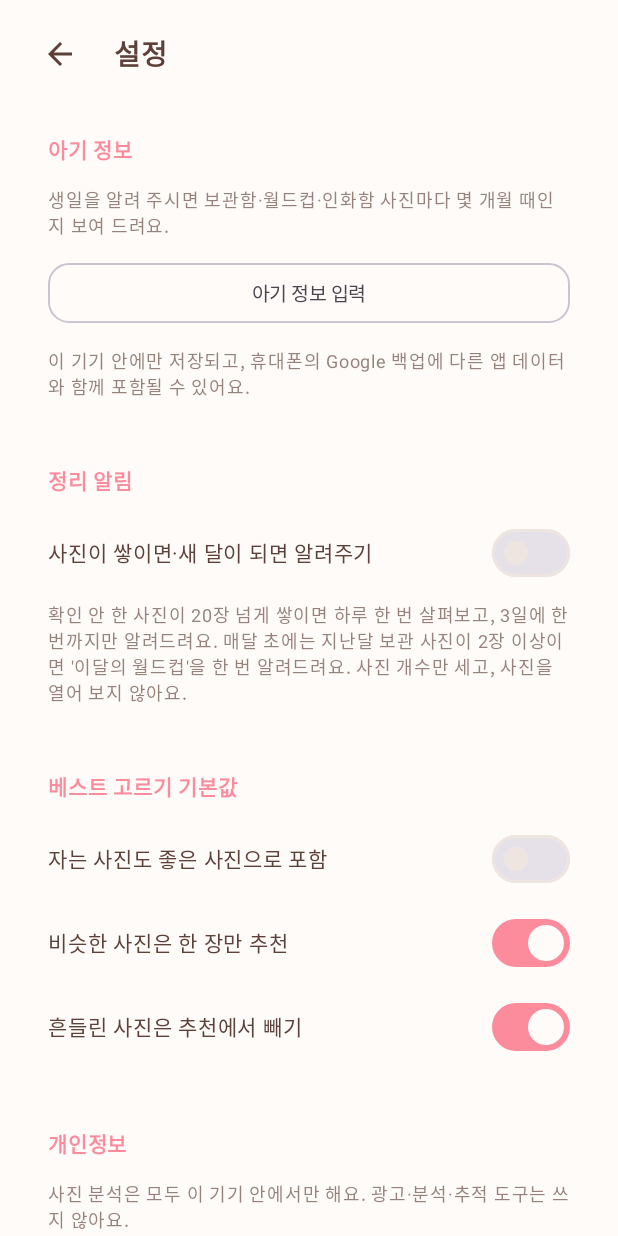
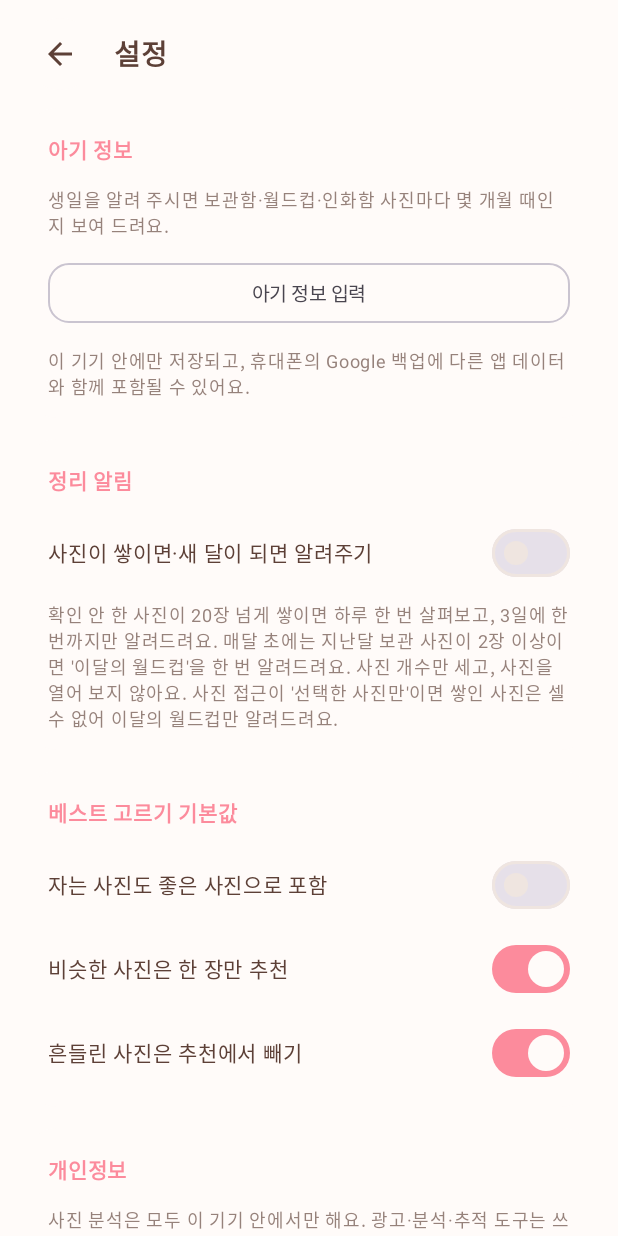
Before and after one commit to jeiel85/bebecup-android, an Android app built with Jetpack Compose: the screen it shows after launch (MainActivity), after a tap on "설정", on a phone screen of 412 x 824 dp. Run offline under Robolectric (Android 15) with nearby library versions, the phone set to English and light mode, and no system bars; our stand-ins replace Room's generated code; libraries missing offline, so code that uses them is left out: com.google.mlkit.vision; 3 other taps on this screen came first.

```diff
--- a/app/src/main/java/com/bebecup/app/ui/dashboard/DashboardScreen.kt
+++ b/app/src/main/java/com/bebecup/app/ui/dashboard/DashboardScreen.kt
@@ -319,7 +319,7 @@ private fun NudgeHeroCard(viewModel: BabyCupViewModel) {
             if (!viewModel.nudgeEnabled) {
                 Row(verticalAlignment = Alignment.CenterVertically) {
                     Text(
-                        if (optIn.declined.value) "알림 권한과 '모든 사진' 접근이 있어야 알려드릴 수 있어요."
+                        if (optIn.declined.value) "알림 권한이 있어야 알려드릴 수 있어요."
                         else "사진이 쌓이면 알려드릴까요?",
                         fontSize = 12.sp,
                         modifier = Modifier.weight(1f),
--- a/app/src/main/java/com/bebecup/app/ui/settings/SettingsScreen.kt
+++ b/app/src/main/java/com/bebecup/app/ui/settings/SettingsScreen.kt
@@ -86,10 +86,11 @@ fun SettingsScreen(viewModel: BabyCupViewModel) {
                     if (enable) optIn.request() else viewModel.updateNudgeEnabled(false)
                 }
                 Caption(
-                    if (optIn.declined.value) "알림 권한과 '모든 사진' 접근이 있어야 켤 수 있어요. 휴대폰 설정 > 앱 > 베베컵에서 허용해 주세요."
+                    if (optIn.declined.value) "알림 권한이 있어야 켤 수 있어요. 휴대폰 설정 > 앱 > 베베컵에서 허용해 주세요."
                     else "확인 안 한 사진이 ${NudgePolicy.UNSORTED_THRESHOLD}장 넘게 쌓이면 하루 한 번 살펴보고, " +
                         "${NudgePolicy.MIN_INTERVAL_DAYS}일에 한 번까지만 알려드려요. 매달 초에는 지난달 보관 사진이 2장 이상이면 " +
-                        "'이달의 월드컵'을 한 번 알려드려요. 사진 개수만 세고, 사진을 열어 보지 않아요."
+                        "'이달의 월드컵'을 한 번 알려드려요. 사진 개수만 세고, 사진을 열어 보지 않아요. " +
+                        "사진 접근이 '선택한 사진만'이면 쌓인 사진은 셀 수 없어 이달의 월드컵만 알려드려요."
                 )
             }
 
```
Also changed, not shown: app/src/main/java/com/bebecup/app/ui/components/NudgeOptIn.kt (+10 -7 lines).
